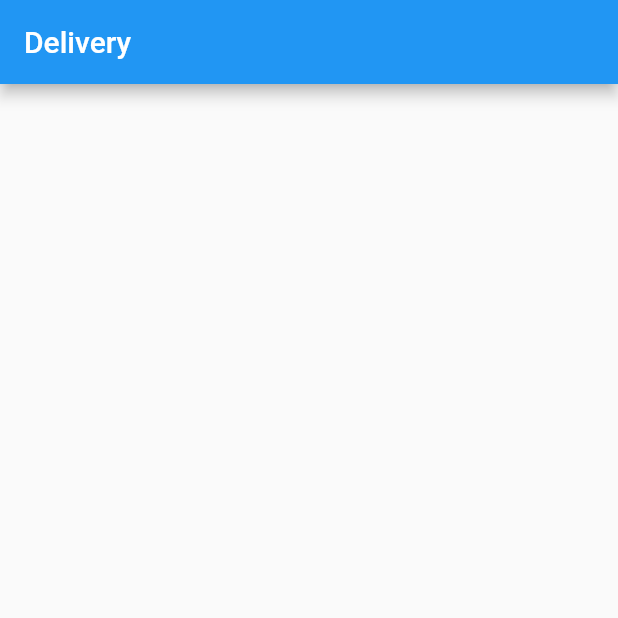
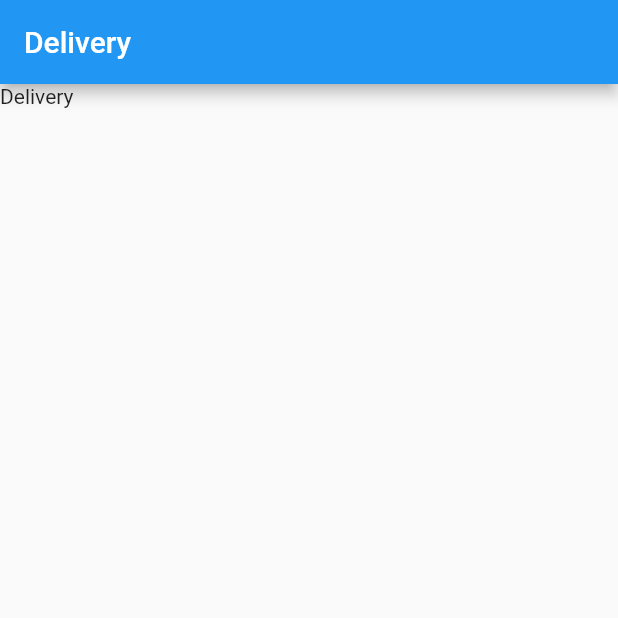
Before and after one commit to Porch-Guard-Capstone-Group/Porch_Guard, a Flutter app: the screen it shows after launch, item 2 of the bottom bar chosen, on a phone screen of 412 x 824 dp, the top half of it. Run offline on Flutter 3.47's test engine with Material 2 defaults, Android fonts, the phone set to English and light mode, and no system bars.

Commit message:
Bottom NavBar

```diff
--- a/lib/view/base/base.dart
+++ b/lib/view/base/base.dart
@@ -1,17 +1,9 @@
 import 'package:flutter/material.dart';
+import 'package:porchguard/view/accounts/accounts.dart';
+import 'package:porchguard/view/delivery/delivery.dart';
+import 'package:porchguard/view/home/home.dart';
+import 'package:porchguard/view/settings/settings.dart';
 class Base extends StatefulWidget{
-  //Base({Key key, this.title}) : super(key: key);
-
-  // This widget is the home page of your application. It is stateful, meaning
-  // that it has a State object (defined below) that contains fields that affect
-  // how it looks.
-
-  // This class is the configuration for the state. It holds the values (in this
-  // case the title) provided by the parent (in this case the App widget) and
-  // used by the build method of the State. Fields in a Widget subclass are
-  // always marked "final".
-
-
   @override
   _BaseState createState() => _BaseState();
 
@@ -20,13 +12,15 @@ class Base extends StatefulWidget{
 class _BaseState extends State<Base>{
   int _currentIndex = 0;
   String title = 'Home';
+  Widget tabBody = Home();
   @override
   Widget build(BuildContext context){
     return Scaffold(
       appBar: AppBar(
         title: Text(title),
       ),
-      body: Container(),
+
+      body: tabBody,
       bottomNavigationBar: BottomNavigationBar(
         currentIndex: _currentIndex,
         items: [
@@ -57,12 +51,16 @@ class _BaseState extends State<Base>{
             _currentIndex = index;
             if(_currentIndex == 0){
               title = 'Home';
+              tabBody = Home();
             }else if(_currentIndex == 1){
               title = 'Delivery';
+              tabBody = Delivery();
             }else if(_currentIndex == 2){
               title = 'Accounts';
+              tabBody = Accounts();
             }else {
               title = 'Settings';
+              tabBody = Settings();
             }
           });
         },
--- a/lib/view/delivery/delivery.dart
+++ b/lib/view/delivery/delivery.dart
@@ -0,0 +1,15 @@
+import 'package:flutter/material.dart';
+class Delivery extends StatefulWidget{
+  @override
+  _DeliveryState createState() => _DeliveryState();
+
+}
+class _DeliveryState extends State<Delivery>{
+  @override
+  Widget build(BuildContext context){
+    return Scaffold(
+      body: Text("Delivery"),
+
+    );
+  }
+}
```
Also changed, not shown: lib/view/accounts/accounts.dart (+15 -0 lines), lib/view/home/home.dart (+15 -0 lines), lib/view/settings/settings.dart (+15 -0 lines).
